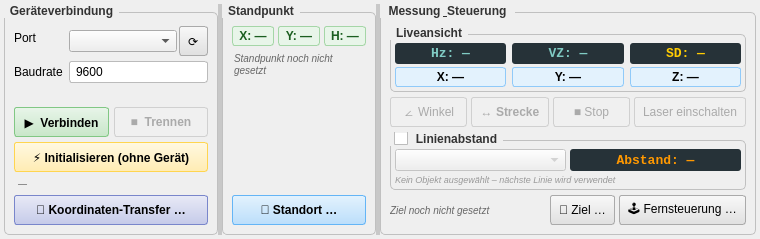
Above: q_sokkia_plugin_dockwidget_base.ui from geopackix/qgis_sokkia before the change. Below: the same form after it.
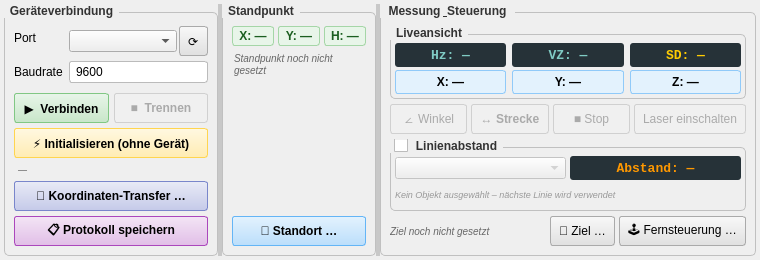
That is the form after the change. Custom widgets are drawn as their Qt base class.

Patch:
```diff
--- a/q_sokkia_plugin_dockwidget_base.ui
+++ b/q_sokkia_plugin_dockwidget_base.ui
@@ -125,6 +125,13 @@
           <property name="styleSheet"><string notr="true">QPushButton{background:qlineargradient(x1:0,y1:0,x2:0,y2:1,stop:0 #e8eaf6,stop:1 #c5cae9);border-color:#7986cb;font-weight:bold;}</string></property>
          </widget>
         </item>
+        <item>
+         <widget class="QPushButton" name="btn_export_protokoll">
+          <property name="text"><string>&#x1F4CB; Protokoll speichern</string></property>
+          <property name="toolTip"><string>Messprotokoll dieser Sitzung als TXT-Datei speichern</string></property>
+          <property name="styleSheet"><string notr="true">QPushButton{background:qlineargradient(x1:0,y1:0,x2:0,y2:1,stop:0 #f3e5f5,stop:1 #e1bee7);border-color:#ab47bc;font-weight:bold;}</string></property>
+         </widget>
+        </item>
        </layout>
       </widget>
 
```
